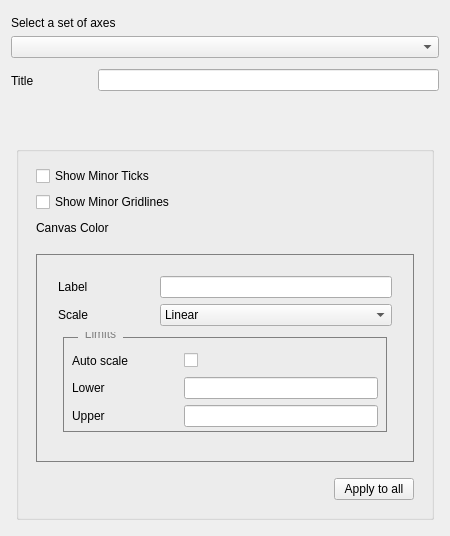
Above: qt/python/mantidqt/mantidqt/widgets/plotconfigdialog/axestabwidget/axes_tab_widget.ui from mantidproject/mantid before the change. Below: the same form after it.
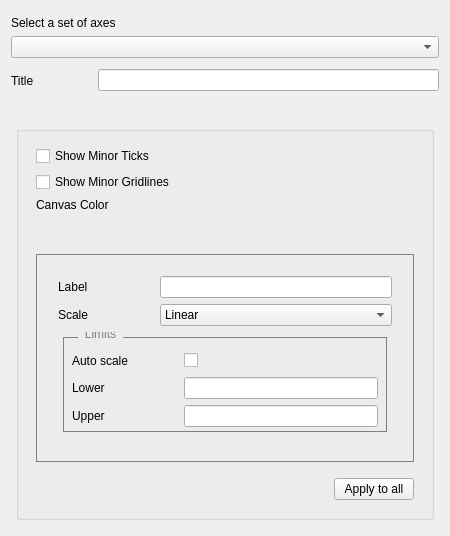
That is the form after the change.

Commit message: Set Tab order for some of the items

```diff
--- a/qt/python/mantidqt/mantidqt/widgets/plotconfigdialog/axestabwidget/axes_tab_widget.ui
+++ b/qt/python/mantidqt/mantidqt/widgets/plotconfigdialog/axestabwidget/axes_tab_widget.ui
@@ -144,7 +144,7 @@
          </widget>
         </item>
         <item>
-         <layout class="QHBoxLayout" name="color_selector_layout">
+         <layout class="QVBoxLayout" name="color_selector_layout">
           <item>
            <widget class="QLabel" name="label_2">
             <property name="text">
```
Left out of the diff: 12 changed lines with no effect on the pictures. The commit also changes 2 other files.
